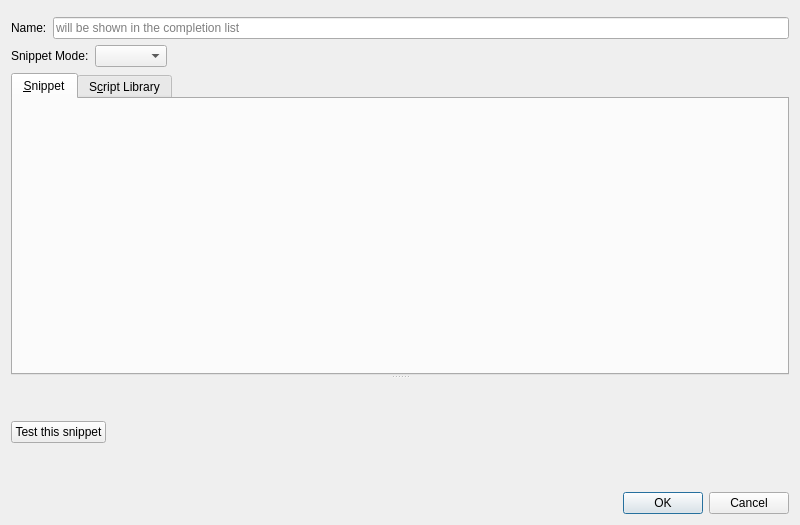
KDE/kate, file addons/snippets/editsnippet.ui: the form before one commit.
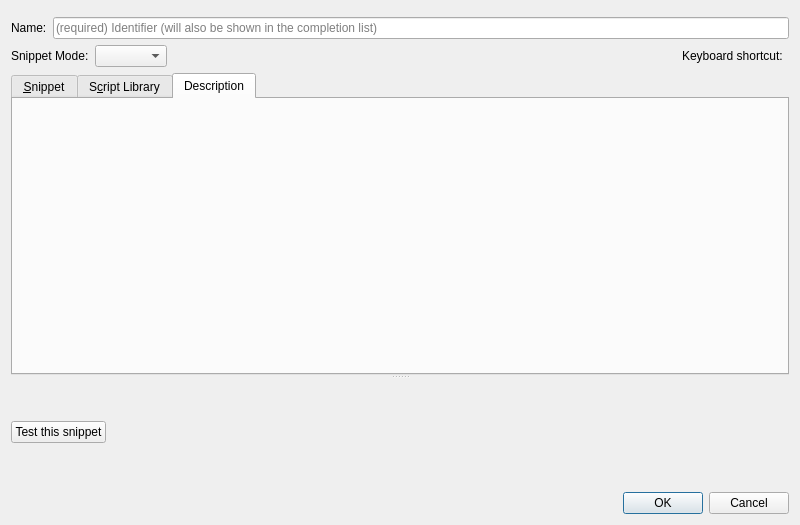
The form after the commit. The open tabs and pages were chosen to show the change. Custom widgets are drawn as their Qt base class.

Commit message: Allow opional description text on snippets

```diff
--- a/addons/snippets/editsnippet.ui
+++ b/addons/snippets/editsnippet.ui
@@ -41,7 +41,7 @@
        <item>
         <widget class="QLineEdit" name="snippetNameEdit">
          <property name="placeholderText">
-          <string>will be shown in the completion list</string>
+          <string>(required) Identifier (will also be shown in the completion list)</string>
          </property>
         </widget>
        </item>
@@ -72,6 +72,13 @@
          </property>
         </spacer>
        </item>
+       <item>
+        <widget class="QLabel" name="snippetShortcutLabel">
+         <property name="text">
+          <string>Keyboard shortcut:</string>
+         </property>
+        </widget>
+       </item>
        <item>
         <widget class="KKeySequenceWidget" name="snippetShortcut"/>
        </item>
@@ -119,6 +126,20 @@
         </item>
        </layout>
       </widget>
+      <widget class="QWidget" name="descriptionTab">
+       <attribute name="title">
+        <string>Description</string>
+       </attribute>
+       <layout class="QVBoxLayout" name="verticalLayout_6">
+        <item>
+         <widget class="QLabel" name="descriptionLabel">
+          <property name="wordWrap">
+           <bool>true</bool>
+          </property>
+         </widget>
+        </item>
+       </layout>
+      </widget>
      </widget>
      <widget class="QWidget" name="testWidget" native="true">
       <layout class="QVBoxLayout" name="verticalLayout_3">
```
The commit also changes 6 other files.
